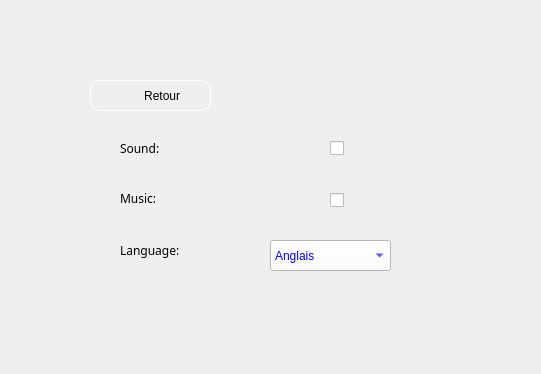
Qt form settingsdialog.ui (ayoubelhilali/QuizGame) before a commit.
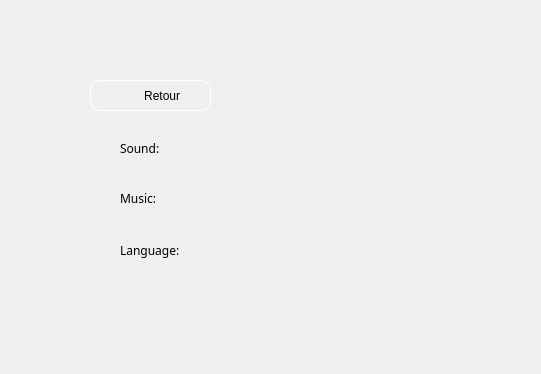
The same form after that commit. Icons and pictures are not drawn.

Diff of the .ui file:
```diff
--- a/settingsdialog.ui
+++ b/settingsdialog.ui
@@ -55,6 +55,10 @@
    <property name="cursor">
     <cursorShape>PointingHandCursor</cursorShape>
    </property>
+   <property name="styleSheet">
+    <string notr="true">border:none;
+margin-left:30px;</string>
+   </property>
    <property name="text">
     <string/>
    </property>
@@ -112,7 +116,7 @@
     <rect>
      <x>330</x>
      <y>190</y>
-     <width>21</width>
+     <width>20</width>
      <height>20</height>
     </rect>
    </property>
@@ -124,6 +128,10 @@
    <property name="cursor">
     <cursorShape>PointingHandCursor</cursorShape>
    </property>
+   <property name="styleSheet">
+    <string notr="true">border:none;
+margin-left:30px;</string>
+   </property>
    <property name="text">
     <string/>
    </property>
@@ -133,7 +141,7 @@
     <rect>
      <x>270</x>
      <y>240</y>
-     <width>121</width>
+     <width>82</width>
      <height>31</height>
     </rect>
    </property>
@@ -142,7 +150,11 @@
    </property>
    <property name="styleSheet">
     <string notr="true">background-color:white;
-color:blue;</string>
+color:blue;
+max-width:150px;
+padding: 5px 3px;
+margin-right:100px;
+</string>
    </property>
    <item>
     <property name="text">
```
Left out of the diff: 9 changed lines with no effect on the pictures.
